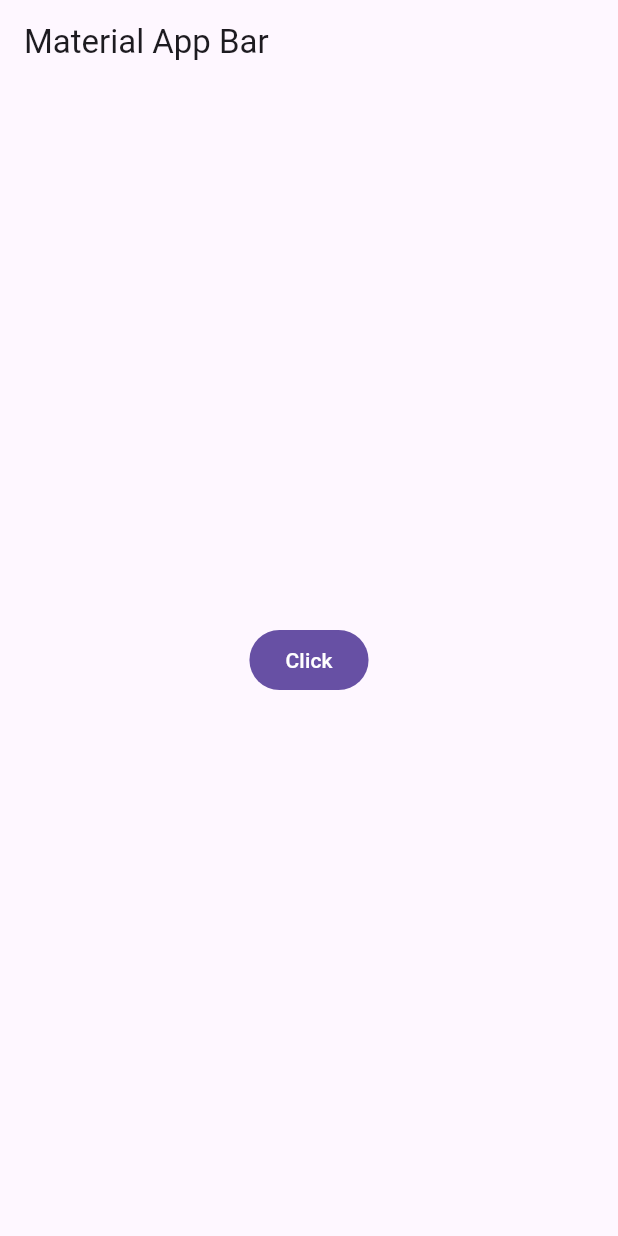
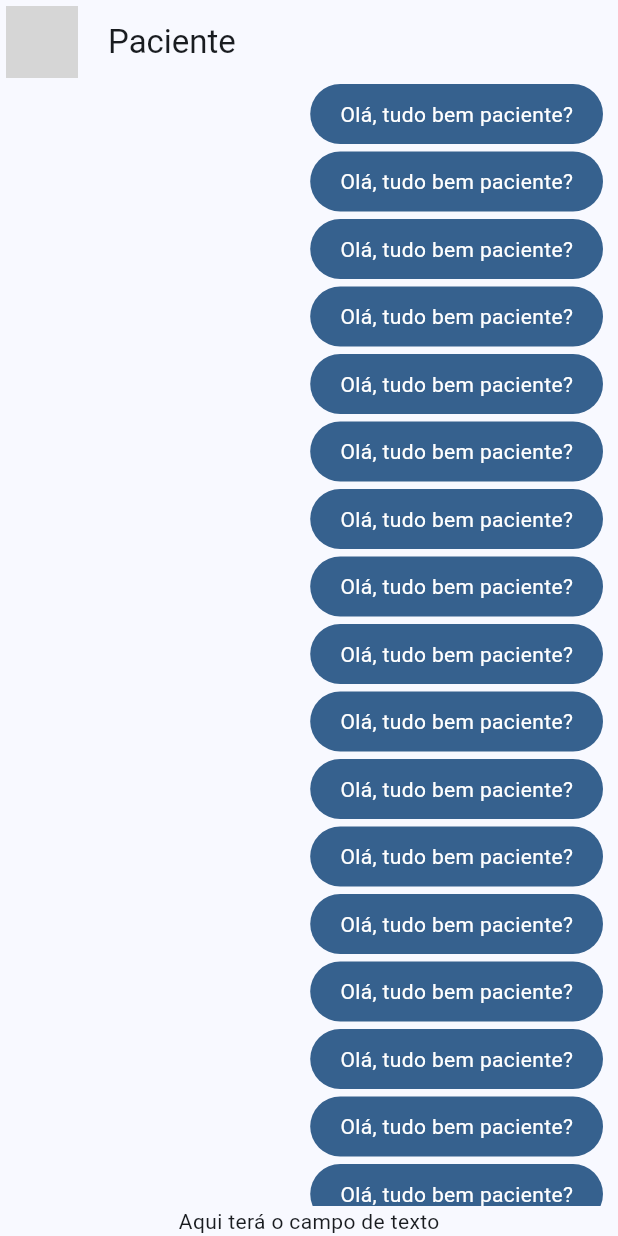
Before and after one commit to andreneri2004/app_message_sim_nao, a Flutter app: the screen it shows after launch, on a phone screen of 412 x 824 dp. Run offline on Flutter 3.47's test engine with Material 3 defaults, Android fonts, the phone set to English and light mode, and no system bars; network calls fail; grey boxes are pictures that could not be loaded.

Commit message:
Criando caixa de conversa

```diff
--- a/analysis_options.yaml
+++ b/analysis_options.yaml
@@ -23,6 +23,9 @@ linter:
   rules:
     # avoid_print: false  # Uncomment to disable the `avoid_print` rule
     # prefer_single_quotes: true  # Uncomment to enable the `prefer_single_quotes` rule
+    prefer_const_constructors: true
+    prefer_const_declarations: true
+    prefer_const_literals_to_create_immutables: true
 
 # Additional information about this file can be found at
 # https://dart.dev/guides/language/analysis-options
--- /dev/null
+++ b/lib/core/theme/app_theme.dart
@@ -0,0 +1,30 @@
+import 'package:flutter/material.dart';
+
+const Color _customColor = Color(0xFF5C11D4);
+
+const List<Color> _colorThemes = [
+  _customColor,
+  Colors.amber,
+  Colors.deepPurple,
+  Colors.purple,
+  Colors.indigo,
+  Colors.blue,
+  Colors.red,
+  Colors.pink,
+  Colors.green,
+  Colors.orange,
+];
+
+class AppTheme {
+
+  final int selectedColor;
+
+  AppTheme({this.selectedColor = 0}): assert((selectedColor >= 0 && selectedColor <= _colorThemes.length - 1), 'A cor deve está entre 0 e ${_colorThemes.length}');
+
+  ThemeData theme() {
+    return ThemeData(
+      colorSchemeSeed: _colorThemes[selectedColor],
+      //brightness: Brightness.dark
+    );
+  }
+}
--- a/lib/main.dart
+++ b/lib/main.dart
@@ -1,6 +1,6 @@
 import 'package:flutter/material.dart';
-
-import 'package:flutter/material.dart';
+import 'package:yes_no/core/theme/app_theme.dart';
+import 'package:yes_no/presentation/pages/chat/chat_screen.dart';
 
 void main() => runApp(MyApp());
 
@@ -9,15 +9,9 @@ class MyApp extends StatelessWidget {
   Widget build(BuildContext context) {
     return MaterialApp(
       debugShowCheckedModeBanner: false,
+      theme: AppTheme(selectedColor: 5).theme(),
       title: 'Yes No App',
-      home: Scaffold(
-        appBar: AppBar(
-          title: Text('Material App Bar'),
-        ),
-        body: Center(
-          child: FilledButton(onPressed: (){}, child: Text('Click')),
-        ),
-      ),
+      home: const ChatScreen(),
     );
   }
 }
--- /dev/null
+++ b/lib/presentation/pages/chat/chat_screen.dart
@@ -0,0 +1,45 @@
+import 'package:flutter/material.dart';
+import 'package:yes_no/presentation/widgets/chat/my_message_bubble.dart';
+
+class ChatScreen extends StatelessWidget {
+  const ChatScreen({super.key});
+
+  @override
+  Widget build(BuildContext context) {
+    return Scaffold(
+      appBar: AppBar(
+        leading: const  Padding(
+          padding: EdgeInsets.all(4.0),
+          child: CircleAvatar(
+            backgroundImage:  NetworkImage('https://cdn-icons-png.flaticon.com/512/1430/1430402.png'),
+          ),
+        ),
+        title: const Text('Paciente'),
+      ),
+      body: _ChatView(),
+    );
+  }
+}
+
+class _ChatView extends StatelessWidget {
+
+
+  @override
+  Widget build(BuildContext context) {
+    return SafeArea(
+      child: Padding(
+        padding: const EdgeInsets.symmetric(horizontal: 10),
+        child: Column(
+          children: [
+            Expanded(child: ListView.builder(
+              itemCount: 100,
+              itemBuilder:(context, index) {
+              return MyMessageBubble();
+            },)),
+            Text('Aqui terá o campo de texto')
+          ],
+        ),
+      ),
+    );
+  }
+}
--- /dev/null
+++ b/lib/presentation/widgets/chat/my_message_bubble.dart
@@ -0,0 +1,29 @@
+import 'package:flutter/material.dart';
+
+class MyMessageBubble extends StatelessWidget {
+  const MyMessageBubble({super.key});
+
+  @override
+  Widget build(BuildContext context) {
+    final colors = Theme.of(context).colorScheme;
+    return Column(
+      crossAxisAlignment: CrossAxisAlignment.end,
+      children: [
+        Container(
+          decoration: BoxDecoration(
+            color: colors.primary,
+            borderRadius: BorderRadius.circular(20),
+          ),
+          child: const Padding(
+            padding: EdgeInsets.symmetric(horizontal: 20, vertical: 10),
+            child: Text(
+              'Olá, tudo bem paciente?',
+              style: TextStyle(color: Colors.white),
+            ),
+          ),
+        ),
+        const SizedBox(height: 5),
+      ],
+    );
+  }
+}
```
